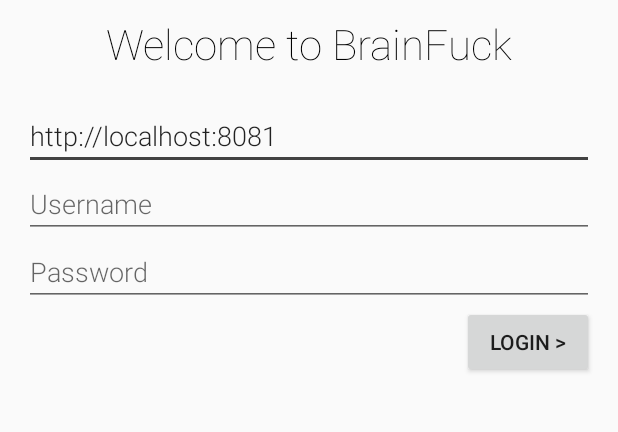
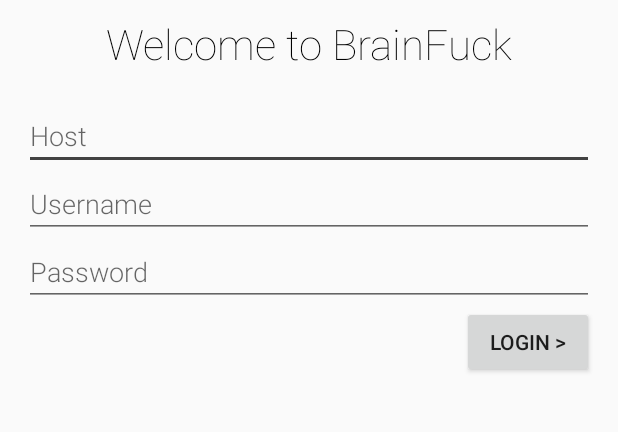
Before and after one commit to DeepAQ/BFClient-Android, an Android app: the layout activity_login.xml on its own in the app's theme, with its tools: preview values and no code run, on a phone screen of 412 x 824 dp, the part 264-696 px from its top. Run offline under Robolectric (Android 15) with nearby library versions, the phone set to English and light mode, and no system bars; network calls fail.

Commit message:
Code inspection

```diff
--- a/app/build.gradle
+++ b/app/build.gradle
@@ -15,7 +15,7 @@ android {
     }
     buildTypes {
         release {
-            minifyEnabled false
+            minifyEnabled true
             proguardFiles getDefaultProguardFile('proguard-android.txt'), 'proguard-rules.pro'
         }
     }
--- a/app/src/main/kotlin/cn/imaq/brainfuck/MainActivity.kt
+++ b/app/src/main/kotlin/cn/imaq/brainfuck/MainActivity.kt
@@ -1,7 +1,6 @@
 package cn.imaq.brainfuck
 
 import android.app.ProgressDialog
-import android.content.DialogInterface
 import android.content.Intent
 import android.os.AsyncTask
 import android.os.Bundle
@@ -14,13 +13,11 @@ import android.view.Menu
 import android.view.MenuItem
 import android.view.View
 import android.view.inputmethod.InputMethodManager
-import android.widget.*
+import android.widget.EditText
 import kotlinx.android.synthetic.main.activity_main.*
 import kotlinx.android.synthetic.main.content_main.*
 import org.json.JSONArray
-import org.json.JSONObject
 import org.json.JSONTokener
-import java.util.*
 
 class MainActivity : AppCompatActivity() {
 
--- a/app/src/main/res/layout/activity_login.xml
+++ b/app/src/main/res/layout/activity_login.xml
@@ -21,7 +21,7 @@
         android:layout_width="wrap_content"
         android:layout_height="wrap_content"
         android:layout_marginTop="10dp"
-        android:text="Welcome to BrainFuck"
+        android:text="@string/text_welcome"
         android:id="@+id/textWelcome"
         android:textSize="28sp"
         android:textColor="#000000"
@@ -35,8 +35,7 @@
         android:layout_marginTop="20dp"
         android:id="@+id/editHost"
         android:fontFamily="sans-serif-light"
-        android:hint="Host"
-        android:text="http://localhost:8081"
+        android:hint="@string/edit_host"
         android:layout_below="@+id/textWelcome"
         android:layout_centerHorizontal="true" />
 
@@ -45,7 +44,7 @@
         android:layout_height="wrap_content"
         android:id="@+id/editUsername"
         android:fontFamily="sans-serif-light"
-        android:hint="Username"
+        android:hint="@string/edit_username"
         android:layout_below="@+id/editHost"
         android:layout_centerHorizontal="true" />
 
@@ -55,14 +54,14 @@
         android:inputType="textPassword"
         android:id="@+id/editPassword"
         android:fontFamily="sans-serif-light"
-        android:hint="Password"
+        android:hint="@string/edit_password"
         android:layout_below="@+id/editUsername"
         android:layout_centerHorizontal="true" />
 
     <Button
         android:layout_width="wrap_content"
         android:layout_height="wrap_content"
-        android:text="Login >"
+        android:text="@string/button_login"
         android:id="@+id/buttonLogin"
         android:layout_below="@+id/editPassword"
         android:layout_alignParentRight="true"
--- a/app/src/main/res/layout/content_main.xml
+++ b/app/src/main/res/layout/content_main.xml
@@ -22,8 +22,8 @@
         android:paddingLeft="@dimen/activity_horizontal_margin"
         android:paddingRight="@dimen/activity_horizontal_margin"
         android:paddingTop="@dimen/activity_vertical_margin"
-        android:hint="( Your code here )"
-        android:fontFamily="monospace"
+        android:hint="@string/edit_code"
+        android:typeface="monospace"
         android:gravity="top" />
 
 </RelativeLayout>
--- a/app/src/main/res/values/strings.xml
+++ b/app/src/main/res/values/strings.xml
@@ -1,4 +1,17 @@
 <resources>
     <string name="app_name">BrainFuck Client</string>
     <string name="launcher_name">BrainFuck</string>
+    <string name="action_new">New</string>
+    <string name="action_open">Open …</string>
+    <string name="action_save">Save</string>
+    <string name="action_saveas">Save As …</string>
+    <string name="action_execute">Execute …</string>
+    <string name="action_logout">Logout</string>
+    <string name="action_exit">Exit</string>
+    <string name="text_welcome">Welcome to BrainFuck</string>
+    <string name="edit_host">Host</string>
+    <string name="edit_username">Username</string>
+    <string name="edit_password">Password</string>
+    <string name="button_login"><![CDATA[Login >]]></string>
+    <string name="edit_code">( Your code here )</string>
 </resources>
```
Also changed, not shown: app/src/main/res/menu/menu_main.xml (+7 -7 lines), 2 other files.
